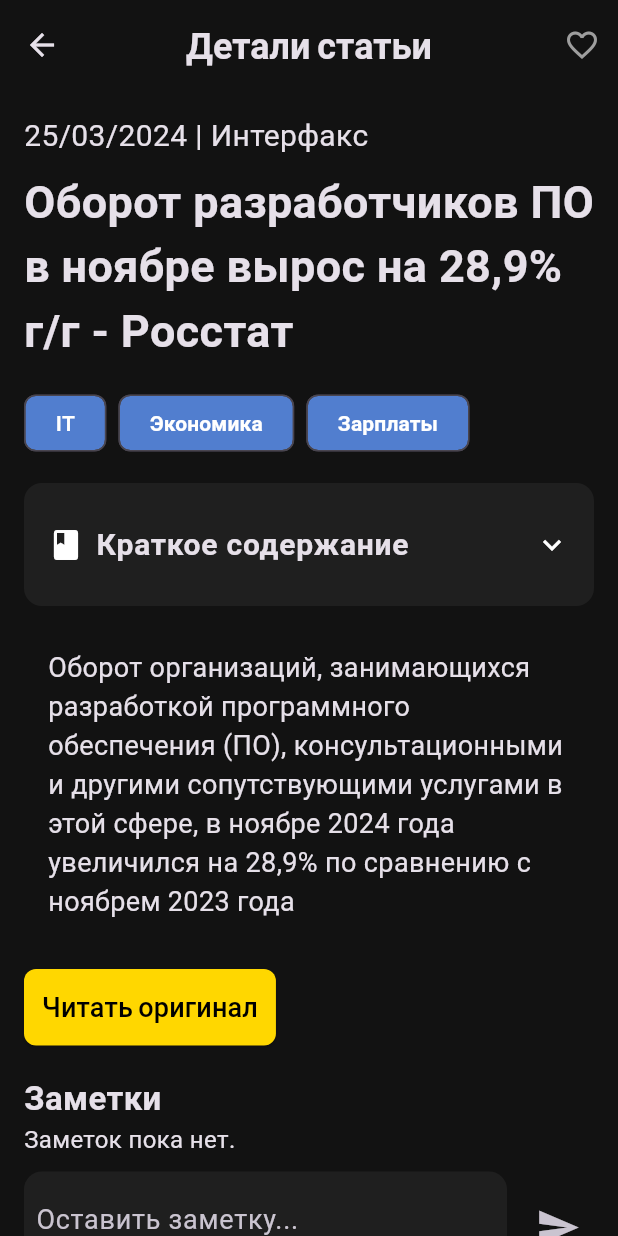
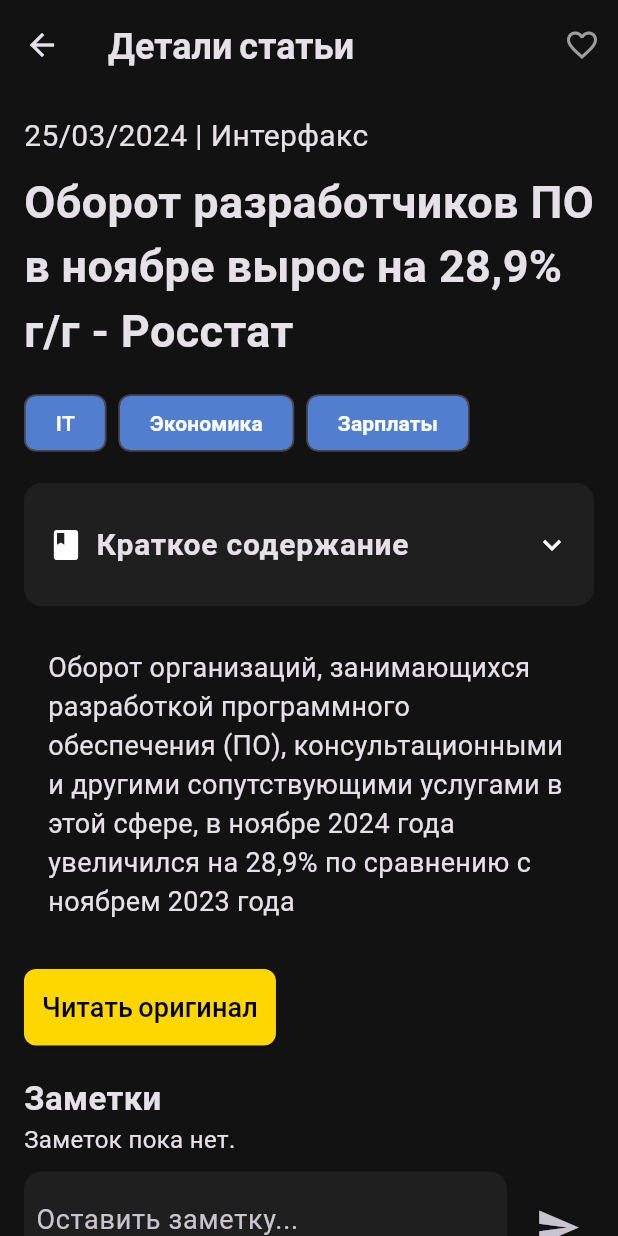
Before and after one commit to KcasTischaWattt/crosswords-mobile-app, a Flutter app: the ArticleDetailPage screen opened directly with sample values from the repository, on a phone screen of 412 x 824 dp. Run offline on Flutter 3.47's test engine with Material 3 defaults, Android fonts, the phone set to English and light mode, and no system bars; our stand-ins replace google_fonts, velocity_x.

Commit message:
Refactor app bar in article detail page for improved layout and styling

```diff
--- a/lib/screens/article_detail_page.dart
+++ b/lib/screens/article_detail_page.dart
@@ -313,12 +313,14 @@ class _ArticleDetailPageState extends State<ArticleDetailPage> {
       child: Scaffold(
         appBar: AppBar(
           toolbarHeight: 60,
-          backgroundColor: Theme.of(context).scaffoldBackgroundColor,
-          elevation: 0,
-          centerTitle: true,
-          title: const Text(
+          title: Row(
+            children: [
+              const Text(
                 'Детали статьи',
                 style: TextStyle(fontSize: 24, fontWeight: FontWeight.bold),
+              ),
+              // const SizedBox(width: 10),
+            ],
           ),
           actions: [
             IconButton(
@@ -335,6 +337,10 @@ class _ArticleDetailPageState extends State<ArticleDetailPage> {
               onPressed: provider.isLoading ? null : _toggleFavorite,
             ),
           ],
+          backgroundColor: Theme.of(context).scaffoldBackgroundColor,
+          surfaceTintColor: Colors.transparent,
+          elevation: 0,
+          shadowColor: Colors.transparent,
         ),
         body: SingleChildScrollView(
           padding: const EdgeInsets.all(16.0),
```
Lines whose indentation alone changed are shown as unchanged.
